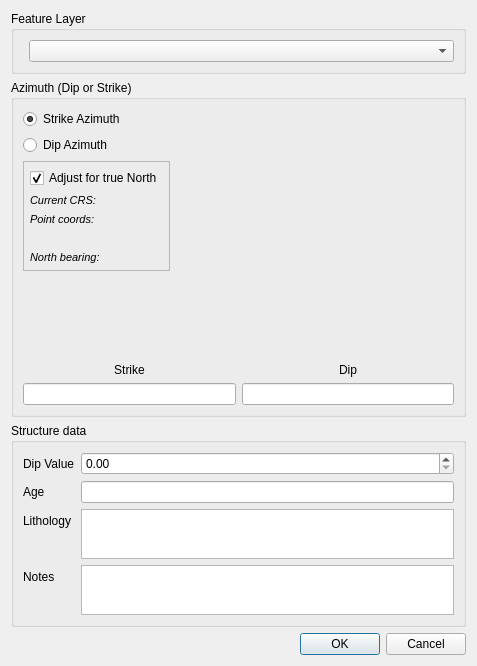
Before: the Qt Designer form dip_strike_tools/gui/dlg_insert_dip_strike.ui in fpennica/dip-strike-tools, drawn with Qt 5.
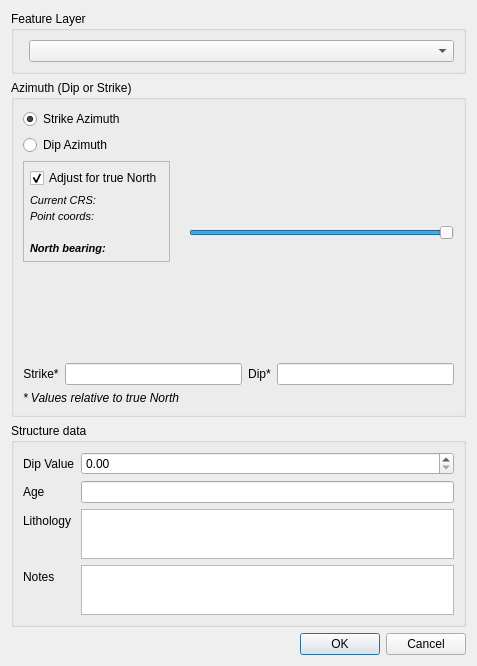
After: the same form once the commit is applied. Custom widgets are drawn as their Qt base class.

Patch:
```diff
--- a/dip_strike_tools/gui/dlg_insert_dip_strike.ui
+++ b/dip_strike_tools/gui/dlg_insert_dip_strike.ui
@@ -93,6 +93,12 @@
              </item>
              <item>
               <layout class="QFormLayout" name="formLayout_2">
+               <property name="horizontalSpacing">
+                <number>3</number>
+               </property>
+               <property name="verticalSpacing">
+                <number>3</number>
+               </property>
                <item row="0" column="0">
                 <widget class="QLabel" name="label_7">
                  <property name="font">
@@ -160,7 +166,9 @@
                  <property name="font">
                   <font>
                    <pointsize>8</pointsize>
+                   <weight>75</weight>
                    <italic>true</italic>
+                   <bold>true</bold>
                   </font>
                  </property>
                  <property name="text">
@@ -173,6 +181,8 @@
                  <property name="font">
                   <font>
                    <pointsize>8</pointsize>
+                   <weight>75</weight>
+                   <bold>true</bold>
                   </font>
                  </property>
                  <property name="text">
@@ -234,7 +244,35 @@
             <number>0</number>
            </property>
            <item>
-            <layout class="QVBoxLayout" name="verticalLayout_2"/>
+            <layout class="QVBoxLayout" name="verticalLayout_2">
+             <item>
+              <layout class="QHBoxLayout" name="horizontalLayout">
+               <item>
+                <widget class="QLabel" name="label_opacity">
+                 <property name="text">
+                  <string/>
+                 </property>
+                </widget>
+               </item>
+               <item>
+                <widget class="QSlider" name="opacity_slider">
+                 <property name="maximum">
+                  <number>100</number>
+                 </property>
+                 <property name="singleStep">
+                  <number>1</number>
+                 </property>
+                 <property name="value">
+                  <number>100</number>
+                 </property>
+                 <property name="orientation">
+                  <enum>Qt::Horizontal</enum>
+                 </property>
+                </widget>
+               </item>
+              </layout>
+             </item>
+            </layout>
            </item>
           </layout>
          </widget>
@@ -243,35 +281,47 @@
       </item>
       <item>
        <layout class="QGridLayout" name="gridLayout_3">
-        <item row="0" column="0">
-         <widget class="QLabel" name="label_8">
-          <property name="text">
-           <string>Strike</string>
-          </property>
-          <property name="alignment">
-           <set>Qt::AlignCenter</set>
-          </property>
-         </widget>
-        </item>
-        <item row="0" column="1">
+        <item row="0" column="2">
          <widget class="QLabel" name="label_9">
           <property name="text">
-           <string>Dip</string>
+           <string>Dip*</string>
           </property>
           <property name="alignment">
            <set>Qt::AlignCenter</set>
           </property>
          </widget>
         </item>
-        <item row="1" column="0">
+        <item row="0" column="1">
          <widget class="QLineEdit" name="line_strike">
+          <property name="font">
+           <font>
+            <weight>75</weight>
+            <bold>true</bold>
+           </font>
+          </property>
           <property name="readOnly">
            <bool>true</bool>
           </property>
          </widget>
         </item>
-        <item row="1" column="1">
+        <item row="0" column="0">
+         <widget class="QLabel" name="label_8">
+          <property name="text">
+           <string>Strike*</string>
+          </property>
+          <property name="alignment">
+           <set>Qt::AlignCenter</set>
+          </property>
+         </widget>
+        </item>
+        <item row="0" column="3">
          <widget class="QLineEdit" name="line_dip">
+          <property name="font">
+           <font>
+            <weight>75</weight>
+            <bold>true</bold>
+           </font>
+          </property>
           <property name="readOnly">
            <bool>true</bool>
           </property>
@@ -279,6 +329,19 @@
         </item>
        </layout>
       </item>
+      <item>
+       <widget class="QLabel" name="label_true_north_relative">
+        <property name="font">
+         <font>
+          <pointsize>9</pointsize>
+          <italic>true</italic>
+         </font>
+        </property>
+        <property name="text">
+         <string>* Values relative to true North</string>
+        </property>
+       </widget>
+      </item>
      </layout>
     </widget>
    </item>
```
